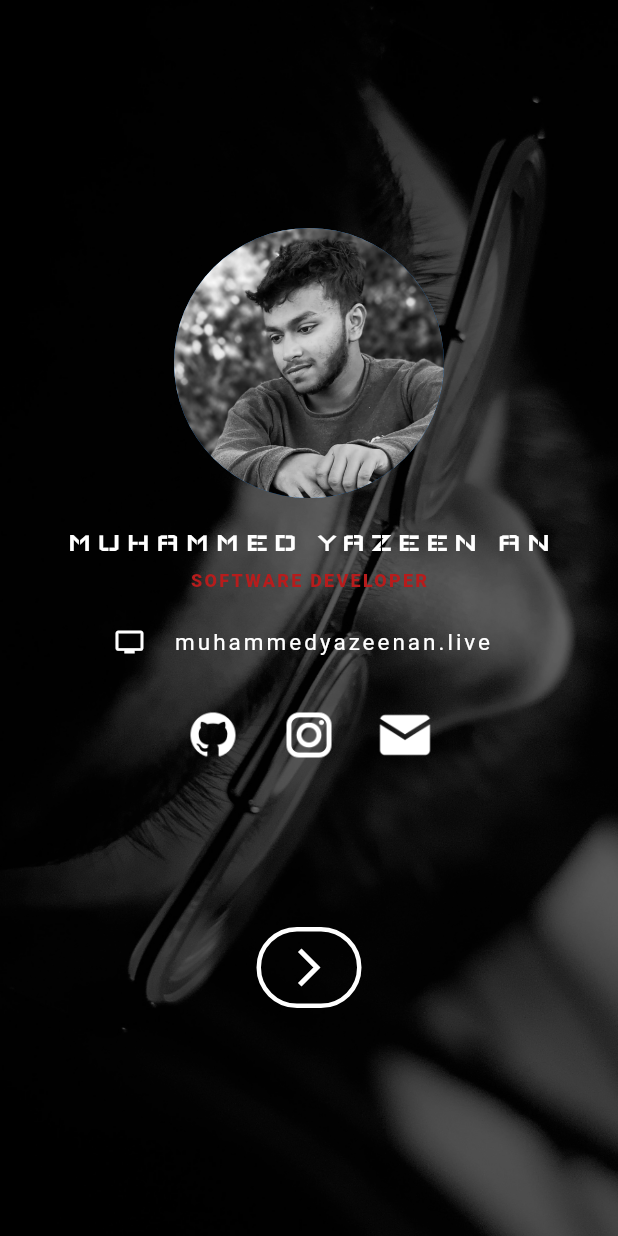
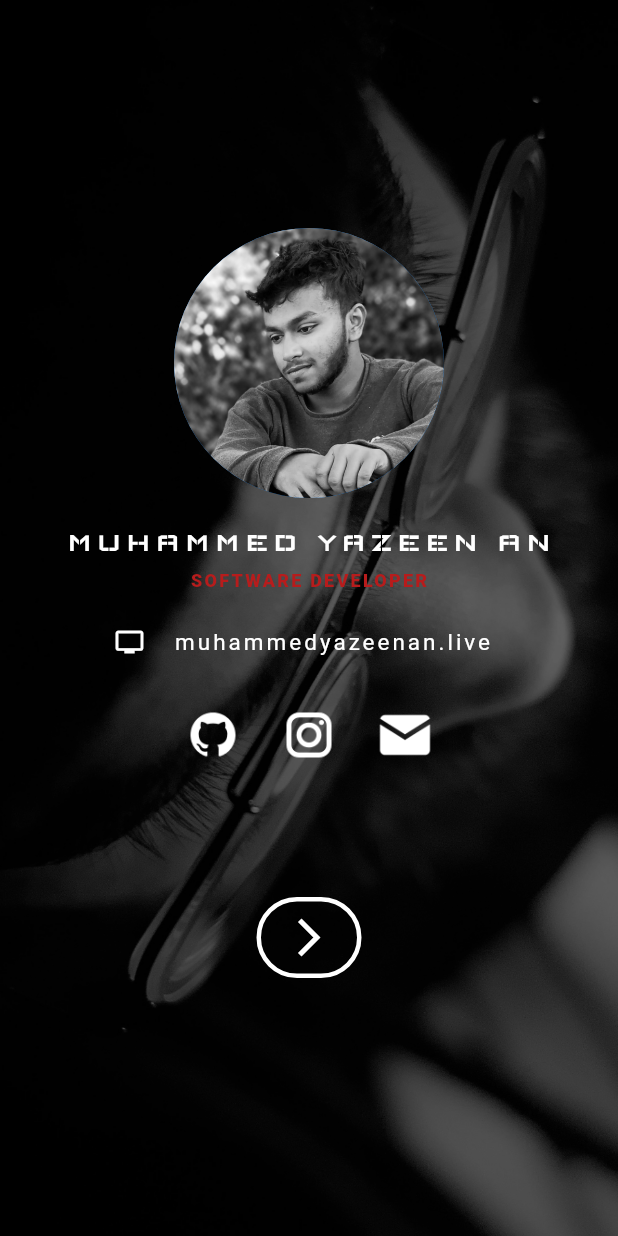
Before and after one commit to imessenger98/portfolio-flutter-basic, a Flutter app: the screen it shows after launch, on a phone screen of 412 x 824 dp. Run offline on Flutter 3.47's test engine with Material 2 defaults, Android fonts, the phone set to English and light mode, and no system bars.

Commit message:
rotate fixed

```diff
--- a/lib/widgets/firstscreen/coloumn1.dart
+++ b/lib/widgets/firstscreen/coloumn1.dart
@@ -6,7 +6,8 @@ import 'package:url_launcher/url_launcher.dart';
 class Coloumn1 extends StatelessWidget {
   @override
   Widget build(BuildContext context) {
-    return Container(
+    return SafeArea(
+      child: Container(
         decoration: BoxDecoration(
           image: DecorationImage(
             image: AssetImage("images/mydes.png"),
@@ -18,11 +19,13 @@ class Coloumn1 extends StatelessWidget {
         width: MediaQuery.of(context).size.width,
         height: MediaQuery.of(context).size.height,
         child: Center(
+          child: SingleChildScrollView(
             child: Column(
               mainAxisAlignment: MainAxisAlignment.center,
               crossAxisAlignment: CrossAxisAlignment.center,
               children: [
                 Container(
+                  padding: EdgeInsets.only(top:10),
                   child: CircleAvatar(
                     radius: 90,
                     backgroundImage: AssetImage('images/yazeenan.jpg'),
@@ -84,6 +87,8 @@ class Coloumn1 extends StatelessWidget {
               ],
             ),
           ),
+        ),
+      ),
     );
   }
 }
--- a/lib/widgets/firstscreen/container1bottombuttons.dart
+++ b/lib/widgets/firstscreen/container1bottombuttons.dart
@@ -4,8 +4,9 @@ import 'package:portfolio/widgets/secondscreen/secondscreenm.dart';
 class BottomButton extends StatelessWidget {
   @override
   Widget build(BuildContext context) {
-    return Container(
-      margin: EdgeInsets.only(top: 100),
+    return SafeArea(
+      child: Container(
+        margin: EdgeInsets.only(top: 80,bottom: 30),
         decoration: BoxDecoration(
             borderRadius: BorderRadius.circular(100),
             border: Border.all(width: 3, color: Colors.white)),
@@ -20,6 +21,7 @@ class BottomButton extends StatelessWidget {
             size: 30,
           ),
         ),
+      ),
     );
   }
 }
```
Lines whose indentation alone changed are shown as unchanged.
